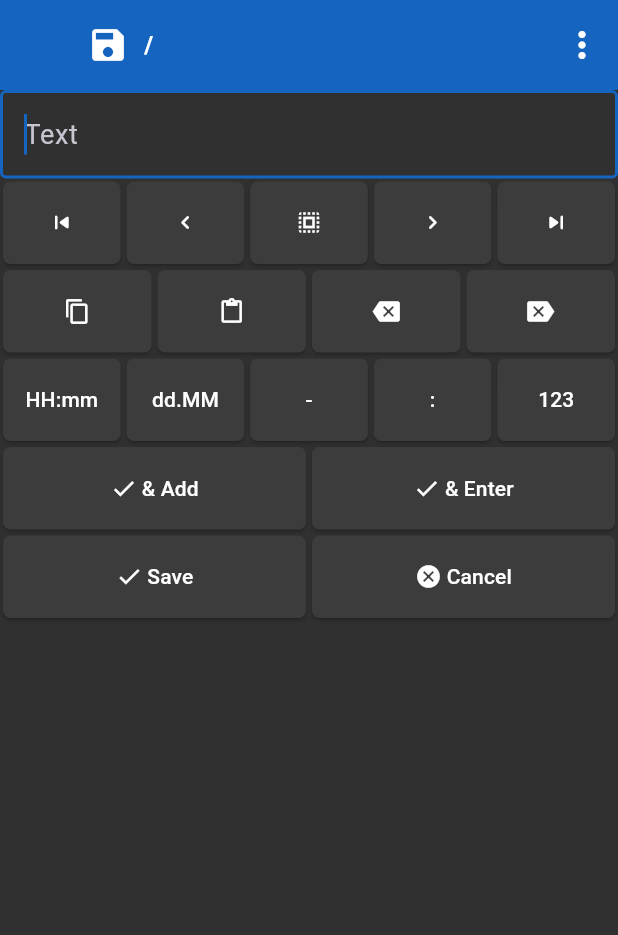
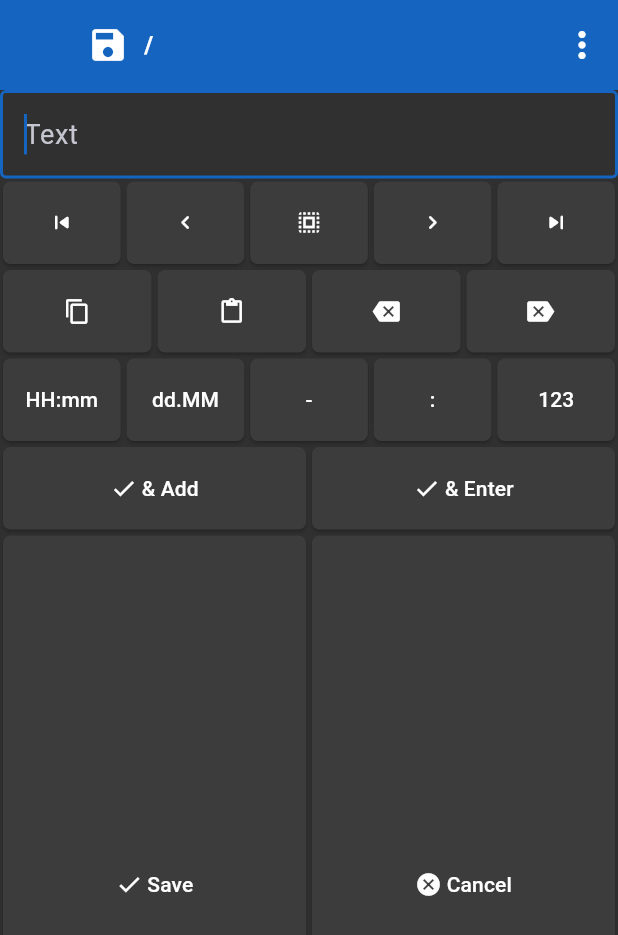
Before and after one commit to igrek51/todotree, a Flutter app: the screen it shows after launch, after a tap on the "add" icon, on a phone screen of 412 x 824 dp. Shown: the top 935 px of the screen. Run offline on Flutter 3.47's test engine with Material 3 defaults, Android fonts, the phone set to English and light mode, and no system bars; our stand-ins replace file_picker, permission_handler, settings_ui, shared_preferences, yaml; missing offline and left inert: move_to_background, window_manager, yaml_writer.

Commit message:
Expand bottom buttons in editor

```diff
--- a/lib/views/editor/editor_widget.dart
+++ b/lib/views/editor/editor_widget.dart
@@ -180,17 +180,28 @@ class EditorWidget extends StatelessWidget {
       ),
     ];
 
-    return SingleChildScrollView(
+    return CustomScrollView(
+      slivers: [
+        SliverFillRemaining(
+          hasScrollBody: false,
           child: Column(
+            mainAxisSize: MainAxisSize.max,
             children: [
               textField,
               Row(children: row2Btns),
               Row(children: row3Btns),
               Row(children: row4Btns),
               Row(children: rowSaveBtns),
-          Row(children: rowSave2Btns),
+              Expanded(
+                child: Row(
+                  crossAxisAlignment: CrossAxisAlignment.stretch,
+                  children: rowSave2Btns,
+                ),
+              ),
             ],
           ),
+        ),
+      ],
     );
   }
 }
```
Lines whose indentation alone changed are shown as unchanged.
